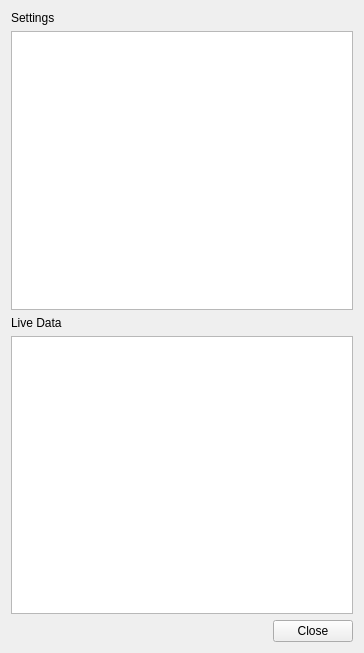
This is gui/src/diagnosticdisplay.ui in dlktdr/HeadTracker as Qt 5 draws it before an edit. The edited form follows.
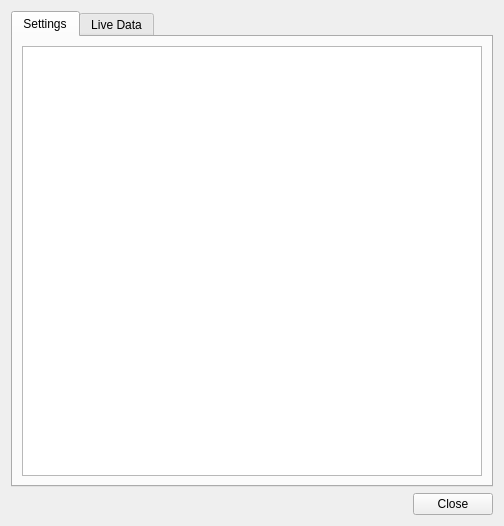
This is the edited form.

```diff
--- a/gui/src/diagnosticdisplay.ui
+++ b/gui/src/diagnosticdisplay.ui
@@ -6,34 +6,48 @@
    <rect>
     <x>0</x>
     <y>0</y>
-    <width>364</width>
-    <height>653</height>
+    <width>504</width>
+    <height>526</height>
    </rect>
   </property>
   <property name="windowTitle">
    <string>Diagnostic Display</string>
   </property>
-  <layout class="QVBoxLayout" name="verticalLayout">
+  <layout class="QVBoxLayout" name="verticalLayout_3">
    <item>
-    <widget class="QLabel" name="label">
-     <property name="text">
-      <string>Settings</string>
+    <widget class="QTabWidget" name="tabWidget">
+     <property name="currentIndex">
+      <number>0</number>
      </property>
+     <widget class="QWidget" name="tab">
+      <attribute name="title">
+       <string>Settings</string>
+      </attribute>
+      <layout class="QVBoxLayout" name="verticalLayout_2">
+       <item>
+        <widget class="QTableWidget" name="tblParams"/>
+       </item>
+      </layout>
+     </widget>
+     <widget class="QWidget" name="tab_2">
+      <attribute name="title">
+       <string>Live Data</string>
+      </attribute>
+      <layout class="QVBoxLayout" name="verticalLayout">
+       <item>
+        <widget class="QTableView" name="tblLiveData"/>
+       </item>
+       <item>
+        <widget class="QLabel" name="label">
+         <property name="text">
+          <string>Selecting too many items will slow down the GUI</string>
+         </property>
+        </widget>
+       </item>
+      </layout>
+     </widget>
     </widget>
    </item>
-   <item>
-    <widget class="QTableWidget" name="tblParams"/>
-   </item>
-   <item>
-    <widget class="QLabel" name="label_2">
-     <property name="text">
-      <string>Live Data</string>
-     </property>
-    </widget>
-   </item>
-   <item>
-    <widget class="QTableView" name="tblLiveData"/>
-   </item>
    <item>
     <layout class="QHBoxLayout" name="horizontalLayout">
      <item>
```
